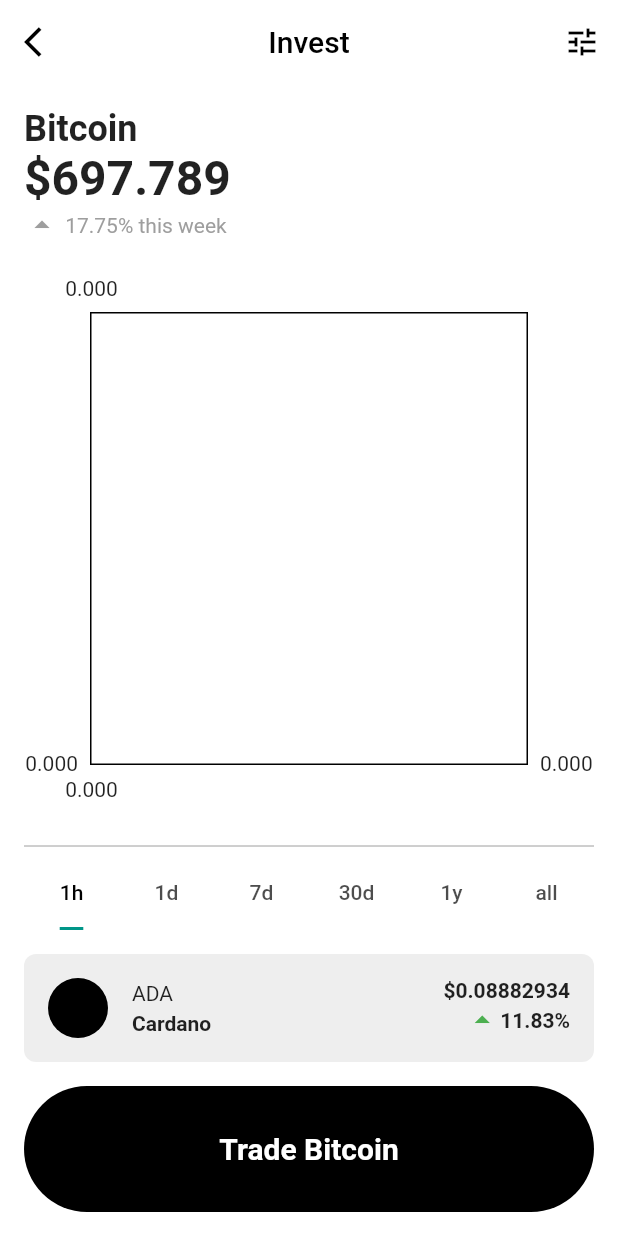
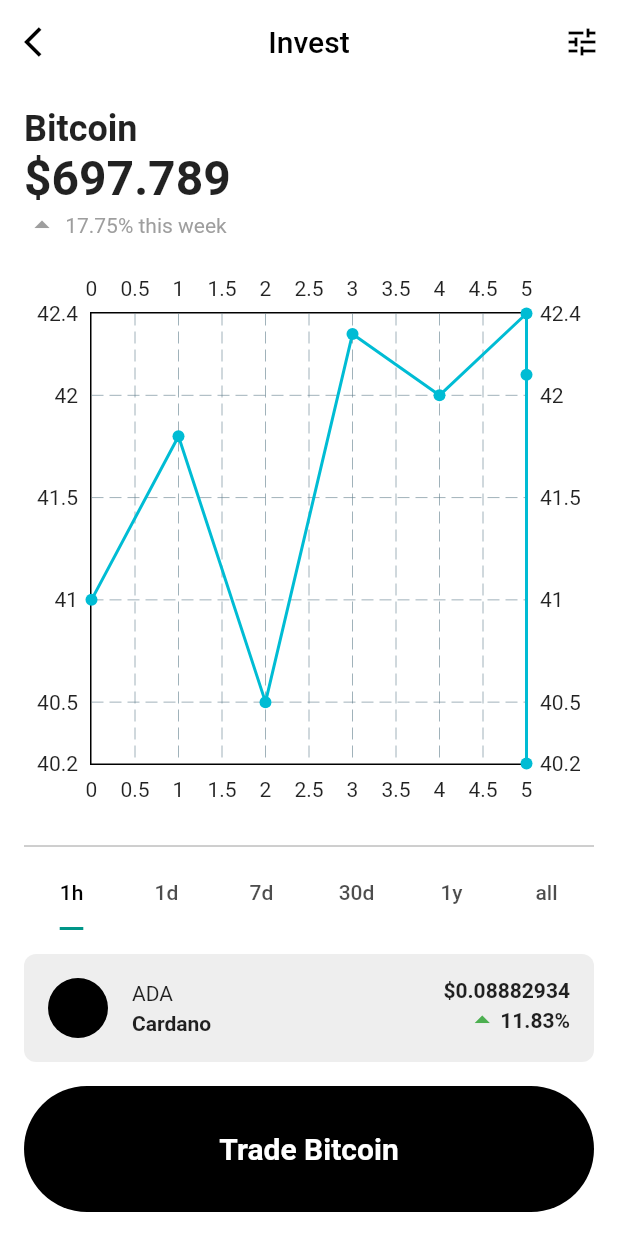
Before and after one commit to JAICHANGPARK/flutter_notebook_19th_story, a Flutter app: the screen it shows after launch, on a phone screen of 412 x 824 dp. Run offline on Flutter 3.47's test engine with Material 2 defaults, Android fonts, the phone set to English and light mode, and no system bars; drawn by our look-alikes of fl_chart; our stand-ins replace cached_network_image, countup, flutter_riverpod, freezed_annotation, smooth_page_indicator, video_player.

Commit message:
Update crypto_invest_page.dart

```diff
--- a/lib/ep1121_crypto_analysis_app/src/ui/crypto_invest_page.dart
+++ b/lib/ep1121_crypto_analysis_app/src/ui/crypto_invest_page.dart
@@ -41,7 +41,7 @@ class _CryptoInvestPageState extends State<CryptoInvestPage> with SingleTickerPr
                 children: [
                   const Text(
                     "Bitcoin",
-                    style: const TextStyle(
+                    style: TextStyle(
                       fontSize: 24,
                       fontWeight: FontWeight.bold,
                     ),
@@ -74,10 +74,10 @@ class _CryptoInvestPageState extends State<CryptoInvestPage> with SingleTickerPr
                         LineChartData(
                           lineBarsData: [
                             LineChartBarData(
-
-                            )
-                          ]
-                        )
+                              spots: _lineData
+                            ),
+                          ],
+                        ),
                       ),
                     ),
                   ),
@@ -129,12 +129,12 @@ class _CryptoInvestPageState extends State<CryptoInvestPage> with SingleTickerPr
                           child: Column(
                             mainAxisAlignment: MainAxisAlignment.center,
                             crossAxisAlignment: CrossAxisAlignment.start,
-                            children: [
-                              const Text("ADA"),
-                              const SizedBox(
+                            children: const [
+                              Text("ADA"),
+                              SizedBox(
                                 height: 4,
                               ),
-                              const Text(
+                              Text(
                                 "Cardano",
                                 style: TextStyle(fontWeight: FontWeight.bold),
                               ),
@@ -148,17 +148,17 @@ class _CryptoInvestPageState extends State<CryptoInvestPage> with SingleTickerPr
                           children: [
                             const Text(
                               "\$0.08882934",
-                              style: const TextStyle(fontWeight: FontWeight.bold),
+                              style: TextStyle(fontWeight: FontWeight.bold),
                             ),
                             Row(
-                              children: [
-                                const Icon(
+                              children: const [
+                                Icon(
                                   Icons.arrow_drop_up,
                                   color: Colors.green,
                                 ),
-                                const Text(
+                                Text(
                                   "11.83%",
-                                  style: const TextStyle(fontWeight: FontWeight.bold),
+                                  style: TextStyle(fontWeight: FontWeight.bold),
                                 )
                               ],
                             )
@@ -198,6 +198,17 @@ class _CryptoInvestPageState extends State<CryptoInvestPage> with SingleTickerPr
 
   late TabController _tabController;
 
+  List<FlSpot> _lineData = [
+    FlSpot(0.0, 41.0),
+    FlSpot(1.0, 41.8),
+    FlSpot(2.0, 40.5),
+    FlSpot(3.0, 42.3),
+    FlSpot(4.0, 42.0),
+    FlSpot(5.0, 42.4),
+    FlSpot(5.0, 40.2),
+    FlSpot(5.0, 42.1),
+  ];
+
   @override
   void initState() {
     super.initState();
```
